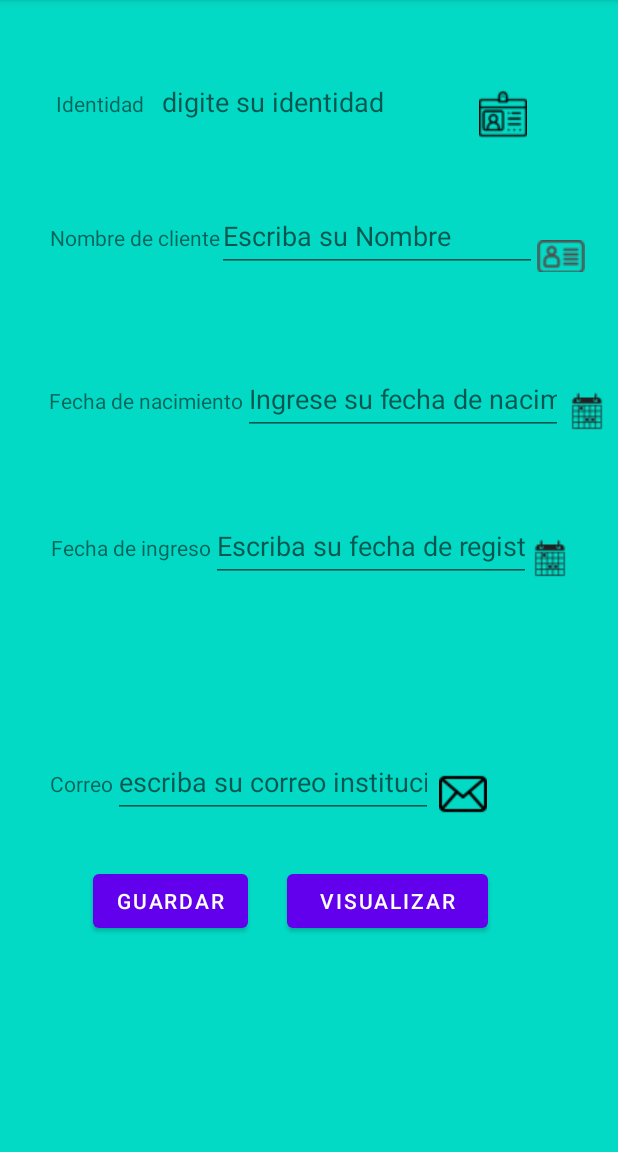
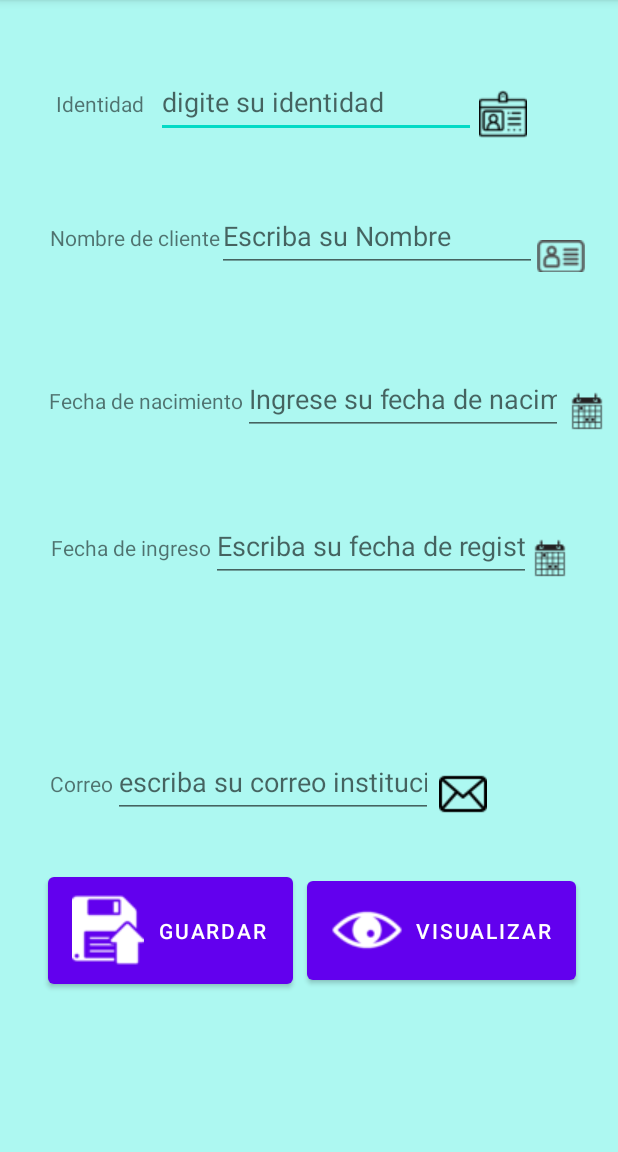
Before and after one commit to Hepburn23/PDM_2021_III_PROYECTO1, an Android app: the ClientesActivity screen opened directly, with no data from a screen before it, on a phone screen of 412 x 824 dp, the part 84-1236 px from its top. Run offline under Robolectric (Android 15) with nearby library versions, the phone set to English and light mode, and no system bars.

Commit message:
Mejorando la interfaz

```diff
--- a/app/src/main/res/layout/activity_clientes.xml
+++ b/app/src/main/res/layout/activity_clientes.xml
@@ -4,7 +4,7 @@
     xmlns:tools="http://schemas.android.com/tools"
     android:layout_width="match_parent"
     android:layout_height="match_parent"
-    android:background="@color/teal_200"
+    android:background="#ADF8F1"
     tools:context=".ClientesActivity">
 
     <TextView
@@ -119,22 +119,25 @@
 
     <Button
         android:id="@+id/btnGuardarCliente"
-        android:layout_width="wrap_content"
-        android:layout_height="wrap_content"
-        android:layout_marginStart="62dp"
+        android:layout_width="163dp"
+        android:layout_height="83dp"
+        android:layout_marginStart="32dp"
         android:text="Guardar"
+        app:icon="@drawable/save"
         app:layout_constraintBaseline_toBaselineOf="@+id/btnVisualize"
         app:layout_constraintStart_toStartOf="parent" />
 
     <Button
         android:id="@+id/btnVisualize"
-        android:layout_width="0dp"
-        android:layout_height="48dp"
+        android:layout_width="179dp"
+        android:layout_height="78dp"
         android:layout_marginStart="26dp"
-        android:layout_marginTop="31dp"
+        android:layout_marginTop="36dp"
         android:layout_marginEnd="26dp"
         android:text="Visualizar"
+        app:icon="@drawable/visualizar"
         app:layout_constraintEnd_toEndOf="@+id/imageView"
+        app:layout_constraintHorizontal_bias="0.227"
         app:layout_constraintStart_toEndOf="@+id/btnGuardarCliente"
         app:layout_constraintTop_toBottomOf="@+id/txtEmail" />
 
--- a/app/src/main/res/layout/activity_clientes_por_identidad.xml
+++ b/app/src/main/res/layout/activity_clientes_por_identidad.xml
@@ -4,6 +4,7 @@
     xmlns:tools="http://schemas.android.com/tools"
     android:layout_width="match_parent"
     android:layout_height="match_parent"
+    android:background="#B4E5FB"
     tools:context=".ClientesPorIdentidadActivity">
 
     <SearchView
--- a/app/src/main/res/layout/activity_facturas_de_ventas.xml
+++ b/app/src/main/res/layout/activity_facturas_de_ventas.xml
@@ -4,6 +4,7 @@
     xmlns:tools="http://schemas.android.com/tools"
     android:layout_width="match_parent"
     android:layout_height="match_parent"
+    android:background="#C1F8C3"
     tools:context=".FacturasDeVentasActivity">
 
     <TextView
@@ -130,8 +131,9 @@
         android:id="@+id/btnInvoiceSave"
         android:layout_width="wrap_content"
         android:layout_height="wrap_content"
-        android:layout_marginStart="64dp"
+        android:layout_marginStart="16dp"
         android:text="Guardar"
+        app:icon="@drawable/save"
         app:layout_constraintBaseline_toBaselineOf="@+id/btnInvoiceVisualize"
         app:layout_constraintStart_toStartOf="parent" />
 
@@ -142,6 +144,7 @@
         android:layout_marginStart="38dp"
         android:layout_marginBottom="54dp"
         android:text="Visualizar"
+        app:icon="@drawable/visualizar"
         app:layout_constraintBottom_toBottomOf="parent"
         app:layout_constraintStart_toEndOf="@+id/btnInvoiceSave" />
 
--- a/app/src/main/res/layout/activity_facturas_por_identidad.xml
+++ b/app/src/main/res/layout/activity_facturas_por_identidad.xml
@@ -4,6 +4,7 @@
     xmlns:tools="http://schemas.android.com/tools"
     android:layout_width="match_parent"
     android:layout_height="match_parent"
+    android:background="#E1FAC4"
     tools:context=".FacturasPorIdentidadActivity">
 
     <SearchView
@@ -24,6 +25,7 @@
         android:layout_width="wrap_content"
         android:layout_height="wrap_content"
         android:text="Buscar"
+        app:icon="@android:drawable/ic_menu_search"
         app:layout_constraintBottom_toBottomOf="parent"
         app:layout_constraintEnd_toEndOf="parent"
         app:layout_constraintHorizontal_bias="0.72"
@@ -36,6 +38,7 @@
         android:layout_width="wrap_content"
         android:layout_height="wrap_content"
         android:text="Atras"
+        app:icon="@drawable/back"
         app:layout_constraintBottom_toBottomOf="parent"
         app:layout_constraintEnd_toEndOf="parent"
         app:layout_constraintHorizontal_bias="0.164"
--- a/app/src/main/res/layout/activity_producto_por_codigo.xml
+++ b/app/src/main/res/layout/activity_producto_por_codigo.xml
@@ -2,8 +2,10 @@
 <androidx.constraintlayout.widget.ConstraintLayout xmlns:android="http://schemas.android.com/apk/res/android"
     xmlns:app="http://schemas.android.com/apk/res-auto"
     xmlns:tools="http://schemas.android.com/tools"
+    android:id="@+id/btnSearchPerCode"
     android:layout_width="match_parent"
     android:layout_height="match_parent"
+    android:background="#F8F5DB"
     tools:context=".ProductoPorCodigoActivity">
 
     <EditText
@@ -37,6 +39,7 @@
         android:layout_marginEnd="16dp"
         android:layout_marginBottom="44dp"
         android:text="Buscar"
+        app:icon="@android:drawable/ic_menu_search"
         app:layout_constraintBottom_toTopOf="@+id/txtShowCode"
         app:layout_constraintEnd_toEndOf="parent" />
 
@@ -88,7 +91,7 @@
     <EditText
         android:id="@+id/txtSearchProdPerCode"
         android:layout_width="353dp"
-        android:layout_height="40dp"
+        android:layout_height="48dp"
         android:layout_marginTop="40dp"
         android:ems="10"
         android:hint="Ingrese Codigo del Producto"
--- a/app/src/main/res/layout/activity_productos.xml
+++ b/app/src/main/res/layout/activity_productos.xml
@@ -4,6 +4,7 @@
     xmlns:tools="http://schemas.android.com/tools"
     android:layout_width="match_parent"
     android:layout_height="match_parent"
+    android:background="#C6EFF4"
     tools:context=".ProductosActivity">
 
     <EditText
@@ -187,9 +188,10 @@
 
     <Button
         android:id="@+id/btnSave"
-        android:layout_width="155dp"
-        android:layout_height="56dp"
+        android:layout_width="177dp"
+        android:layout_height="67dp"
         android:text="Guardar"
+        app:icon="@drawable/save"
         app:layout_constraintBottom_toBottomOf="parent"
         app:layout_constraintEnd_toEndOf="parent"
         app:layout_constraintStart_toStartOf="parent"
```
Also changed, not shown: app/src/main/res/drawable/back.png (added), app/src/main/res/drawable/save.png (added), app/src/main/res/drawable/visualizar.png (added).
